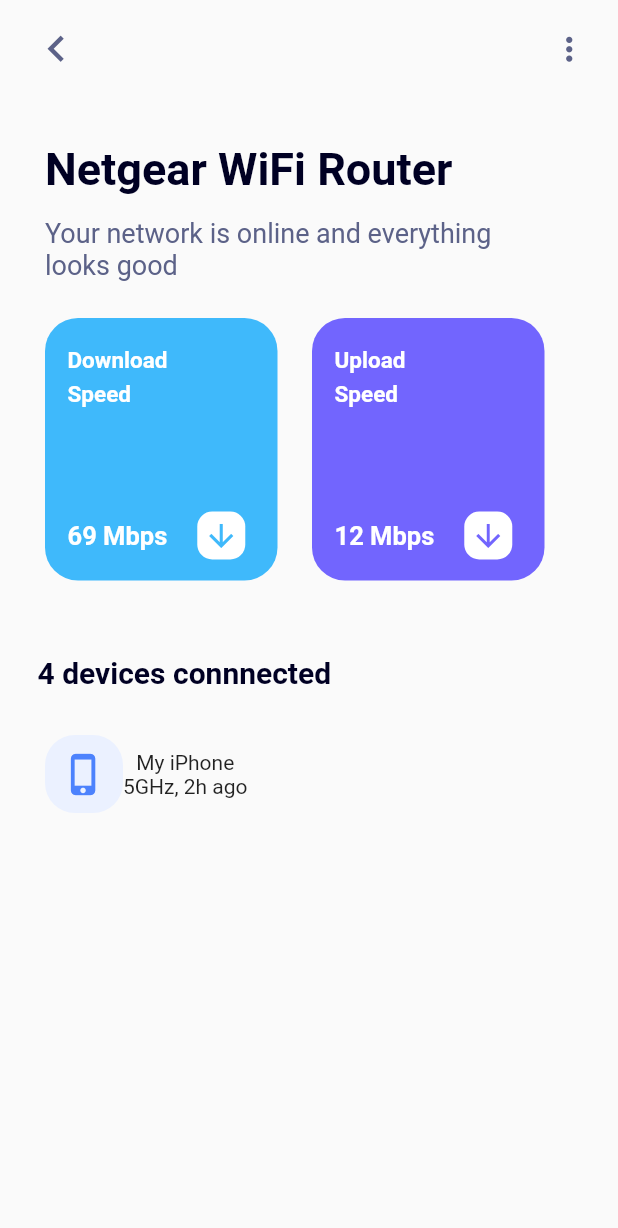
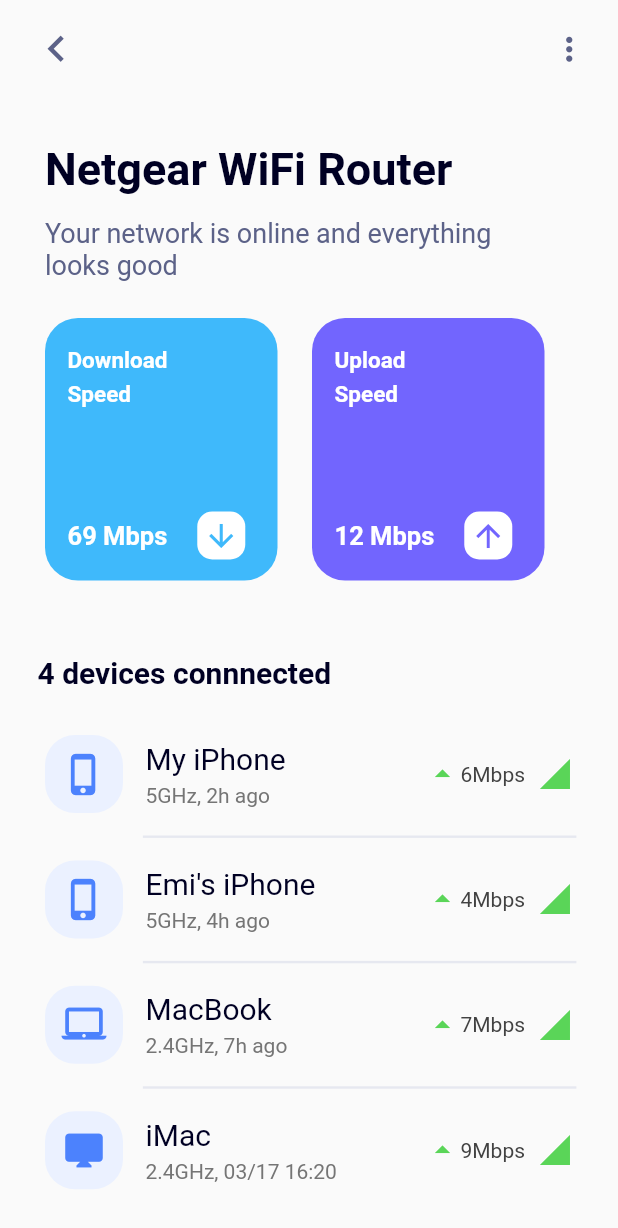
Before and after one commit to DariusMatthews/MySmartHomeApp, a Flutter app: the RouterPage screen opened directly, on a phone screen of 412 x 824 dp. Shown: the top 1228 px of the screen. Run offline on Flutter 3.47's test engine with Material 2 defaults, Android fonts, the phone set to English and light mode, and no system bars.

Commit message:
finished UI

```diff
--- a/lib/screens/router_page.dart
+++ b/lib/screens/router_page.dart
@@ -1,6 +1,7 @@
 import 'package:flutter/material.dart';
 import 'package:my_smart_home/style.dart';
 import 'package:my_smart_home/widgets/internet_speed_card.dart';
+import 'package:my_smart_home/widgets/device.dart';
 
 class RouterPage extends StatelessWidget {
   @override
@@ -79,6 +80,7 @@ class RouterPage extends StatelessWidget {
                     name: 'Download',
                     bgColor: skyBlue,
                     speed: '69',
+                    arrow: Icons.arrow_downward,
                   ),
                   SizedBox(width: 23),
                   // Upload Speed Card
@@ -86,6 +88,7 @@ class RouterPage extends StatelessWidget {
                     name: 'Upload',
                     bgColor: purple,
                     speed: '12',
+                    arrow: Icons.arrow_upward,
                   ),
                 ],
               ),
@@ -108,35 +111,58 @@ class RouterPage extends StatelessWidget {
             ),
             SizedBox(height: 30),
             // Device Descriptions
-            Padding(
-              padding: const EdgeInsets.symmetric(horizontal: 30.0),
-              child: Row(
-                children: <Widget>[
-                  Container(
-                    width: 52,
-                    height: 52,
-                    decoration: BoxDecoration(
-                      color: lightBlue,
-                      borderRadius: BorderRadius.circular(20),
-                    ),
-                    child: Icon(
+            Device(
+              deviceIcon: Icon(
                 Icons.phone_iphone,
                 color: deepBlue,
                 size: 30,
               ),
+              deviceTitle: 'My iPhone',
+              deviceSpeed: '5GHz',
+              lastUsed: '2h ago',
+              uploadSpeed: '6Mbps',
             ),
-                  Column(
-                    children: <Widget>[
-                      Text(
-                        'My iPhone',
+            SizedBox(height: 15),
+            HorizontalRule(),
+            SizedBox(height: 15),
+            Device(
+              deviceIcon: Icon(
+                Icons.phone_iphone,
+                color: deepBlue,
+                size: 30,
               ),
-                      Text(
-                        '5GHz, 2h ago',
+              deviceTitle: 'Emi\'s iPhone',
+              deviceSpeed: '5GHz',
+              lastUsed: '4h ago',
+              uploadSpeed: '4Mbps',
             ),
-                    ],
+            SizedBox(height: 15),
+            HorizontalRule(),
+            SizedBox(height: 15),
+            Device(
+              deviceIcon: Icon(
+                Icons.laptop_mac,
+                color: deepBlue,
+                size: 30,
               ),
-                ],
+              deviceTitle: 'MacBook',
+              deviceSpeed: '2.4GHz',
+              lastUsed: '7h ago',
+              uploadSpeed: '7Mbps',
             ),
+            SizedBox(height: 15),
+            HorizontalRule(),
+            SizedBox(height: 15),
+            Device(
+              deviceIcon: Icon(
+                Icons.desktop_mac,
+                color: deepBlue,
+                size: 30,
+              ),
+              deviceTitle: 'iMac',
+              deviceSpeed: '2.4GHz',
+              lastUsed: '03/17 16:20',
+              uploadSpeed: '9Mbps',
             ),
           ],
         ),
@@ -144,3 +170,25 @@ class RouterPage extends StatelessWidget {
     );
   }
 }
+
+class HorizontalRule extends StatelessWidget {
+  const HorizontalRule({
+    Key key,
+  }) : super(key: key);
+
+  @override
+  Widget build(BuildContext context) {
+    return Padding(
+      padding: const EdgeInsets.only(left: 67.5),
+      child: Container(
+        width: 289,
+        decoration: BoxDecoration(
+          border: Border.all(
+            color: lightGrey,
+            width: .8,
+          ),
+        ),
+      ),
+    );
+  }
+}
--- /dev/null
+++ b/lib/widgets/device.dart
@@ -0,0 +1,76 @@
+import 'package:flutter/material.dart';
+import 'package:my_smart_home/style.dart';
+
+class Device extends StatelessWidget {
+  final Icon deviceIcon;
+  final String deviceTitle;
+  final String deviceSpeed;
+  final String lastUsed;
+  final String uploadSpeed;
+
+  const Device({
+    Key key,
+    this.deviceIcon,
+    this.deviceSpeed,
+    this.deviceTitle,
+    this.lastUsed,
+    this.uploadSpeed,
+  }) : super(key: key);
+
+  @override
+  Widget build(BuildContext context) {
+    return Padding(
+      padding: const EdgeInsets.symmetric(horizontal: 30.0),
+      child: Row(
+        children: <Widget>[
+          Container(
+              width: 52,
+              height: 52,
+              decoration: BoxDecoration(
+                color: lightBlue,
+                borderRadius: BorderRadius.circular(20),
+              ),
+              child: deviceIcon),
+          SizedBox(width: 15),
+          Column(
+            crossAxisAlignment: CrossAxisAlignment.start,
+            children: <Widget>[
+              Text(
+                deviceTitle,
+                style: TextStyle(
+                  fontFamily: 'Roboto',
+                  color: darkBlue,
+                  fontSize: 20,
+                ),
+              ),
+              SizedBox(height: 5),
+              Text(
+                '$deviceSpeed, $lastUsed',
+                style: TextStyle(
+                  color: Colors.grey[600],
+                ),
+              ),
+            ],
+          ),
+          Spacer(),
+          Icon(
+            Icons.arrow_drop_up,
+            color: green,
+          ),
+          Text(
+            uploadSpeed,
+            style: TextStyle(
+              color: Colors.grey[800],
+              fontFamily: 'Roboto',
+            ),
+          ),
+          SizedBox(width: 8),
+          Icon(
+            Icons.signal_cellular_4_bar,
+            color: green,
+          ),
+        ],
+      ),
+    );
+  }
+}
--- a/lib/widgets/internet_speed_card.dart
+++ b/lib/widgets/internet_speed_card.dart
@@ -4,12 +4,14 @@ class InternetSpeed extends StatelessWidget {
   final String name;
   final String speed;
   final Color bgColor;
+  final IconData arrow;
 
   const InternetSpeed({
     Key key,
     this.name,
     this.speed,
     this.bgColor,
+    this.arrow,
   }) : super(key: key);
 
   @override
@@ -66,7 +68,7 @@ class InternetSpeed extends StatelessWidget {
                     color: Colors.white,
                   ),
                   child: Icon(
-                    Icons.arrow_downward,
+                    arrow,
                     color: bgColor,
                   ),
                 )
```
Lines whose indentation alone changed are shown as unchanged.
